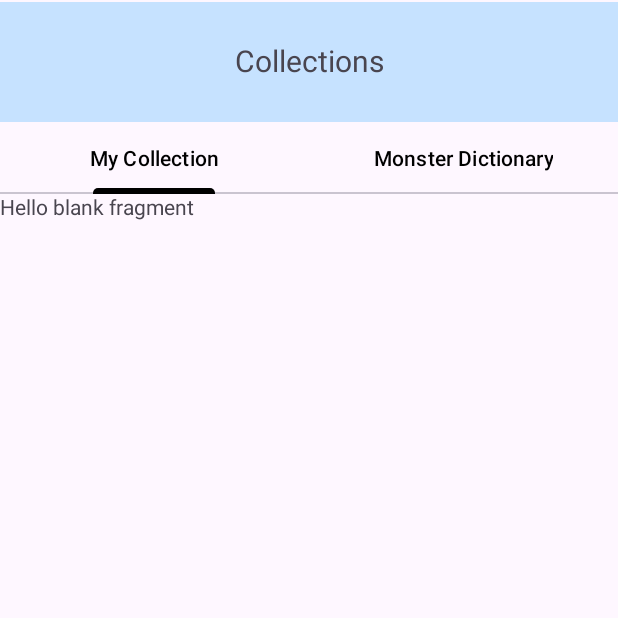
After one commit to RivkaRSagi/Mobile_Application_Final_Project, an Android app: the CollectionTab screen opened directly, with no data from a screen before it, on a phone screen of 412 x 824 dp, the top half of it. The commit adds this screen. Run offline under Robolectric (Android 15) with nearby library versions, the phone set to English and light mode, and no system bars.

Commit message:
Collections Task Bar Created

```diff
--- a/WanderMonsters/app/build.gradle.kts
+++ b/WanderMonsters/app/build.gradle.kts
@@ -42,6 +42,8 @@ dependencies {
     implementation(libs.material)
     implementation(libs.androidx.activity)
     implementation(libs.androidx.constraintlayout)
+    implementation("com.google.android.material:material:1.13.0")
+    implementation("androidx.viewpager2:viewpager2:1.1.0")
     testImplementation(libs.junit)
     androidTestImplementation(libs.androidx.junit)
     androidTestImplementation(libs.androidx.espresso.core)
--- a/WanderMonsters/app/src/main/AndroidManifest.xml
+++ b/WanderMonsters/app/src/main/AndroidManifest.xml
@@ -12,6 +12,9 @@
         android:supportsRtl="true"
         android:theme="@style/Theme.WanderMonsters">
         <activity
+            android:name=".CollectionTab"
+            android:exported="false" />
+        <activity
             android:name=".MainActivity"
             android:exported="true">
             <intent-filter>
--- /dev/null
+++ b/WanderMonsters/app/src/main/java/com/example/wandermonsters/CollectionTab.kt
@@ -0,0 +1,43 @@
+package com.example.wandermonsters
+
+import android.os.Bundle
+import androidx.activity.enableEdgeToEdge
+import androidx.appcompat.app.AppCompatActivity
+import androidx.core.view.ViewCompat
+import androidx.core.view.WindowInsetsCompat
+import androidx.viewpager2.widget.ViewPager2
+import com.google.android.material.tabs.TabLayout
+import com.google.android.material.tabs.TabLayoutMediator
+
+class CollectionTab : AppCompatActivity() {
+    override fun onCreate(savedInstanceState: Bundle?) {
+        super.onCreate(savedInstanceState)
+        enableEdgeToEdge()
+        setContentView(R.layout.activity_collection_tab)
+        ViewCompat.setOnApplyWindowInsetsListener(findViewById(R.id.main)) { v, insets ->
+            val systemBars = insets.getInsets(WindowInsetsCompat.Type.systemBars())
+            v.setPadding(systemBars.left, systemBars.top, systemBars.right, systemBars.bottom)
+            insets
+        }
+
+        //create instance of tab bar
+        val tab = findViewById<TabLayout>(R.id.tabLayout)
+
+        //create instance of page content
+        val tabPage = findViewById<ViewPager2>(R.id.viewPager)
+
+        //using custom adapter to map out elements of the tab bar
+        val adapter = Collection_tab_adapter(this)
+        tabPage.adapter=adapter
+
+        TabLayoutMediator(tab, tabPage) {tab, position ->
+            tab.text = when (position) {
+                0 -> "My Collection"
+                1 -> "Monster Dictionary"
+                else -> "Tab ${position + 1}"
+            }
+        }.attach()
+
+
+    }
+}
--- /dev/null
+++ b/WanderMonsters/app/src/main/java/com/example/wandermonsters/Collection_tab_adapter.kt
@@ -0,0 +1,16 @@
+package com.example.wandermonsters
+
+import androidx.fragment.app.Fragment
+import androidx.fragment.app.FragmentActivity
+import androidx.viewpager2.adapter.FragmentStateAdapter
+
+class Collection_tab_adapter (activity: FragmentActivity) : FragmentStateAdapter(activity) {
+    override fun getItemCount(): Int = 2
+    override fun createFragment(position: Int): Fragment {
+        return when (position) {
+            0 -> MyCollection()
+            else -> MonsterDictionary()
+    }
+    }
+
+}
--- /dev/null
+++ b/WanderMonsters/app/src/main/java/com/example/wandermonsters/MyCollection.kt
@@ -0,0 +1,59 @@
+package com.example.wandermonsters
+
+import android.os.Bundle
+import androidx.fragment.app.Fragment
+import android.view.LayoutInflater
+import android.view.View
+import android.view.ViewGroup
+
+// TODO: Rename parameter arguments, choose names that match
+// the fragment initialization parameters, e.g. ARG_ITEM_NUMBER
+private const val ARG_PARAM1 = "param1"
+private const val ARG_PARAM2 = "param2"
+
+/**
+ * A simple [Fragment] subclass.
+ * Use the [MyCollection.newInstance] factory method to
+ * create an instance of this fragment.
+ */
+class MyCollection : Fragment() {
+    // TODO: Rename and change types of parameters
+    private var param1: String? = null
+    private var param2: String? = null
+
+    override fun onCreate(savedInstanceState: Bundle?) {
+        super.onCreate(savedInstanceState)
+        arguments?.let {
+            param1 = it.getString(ARG_PARAM1)
+            param2 = it.getString(ARG_PARAM2)
+        }
+    }
+
+    override fun onCreateView(
+        inflater: LayoutInflater, container: ViewGroup?,
+        savedInstanceState: Bundle?
+    ): View? {
+        // Inflate the layout for this fragment
+        return inflater.inflate(R.layout.fragment_my_collection, container, false)
+    }
+
+    companion object {
+        /**
+         * Use this factory method to create a new instance of
+         * this fragment using the provided parameters.
+         *
+         * @param param1 Parameter 1.
+         * @param param2 Parameter 2.
+         * @return A new instance of fragment MyCollection.
+         */
+        // TODO: Rename and change types and number of parameters
+        @JvmStatic
+        fun newInstance(param1: String, param2: String) =
+            MyCollection().apply {
+                arguments = Bundle().apply {
+                    putString(ARG_PARAM1, param1)
+                    putString(ARG_PARAM2, param2)
+                }
+            }
+    }
+}
--- /dev/null
+++ b/WanderMonsters/app/src/main/res/layout/activity_collection_tab.xml
@@ -0,0 +1,50 @@
+<?xml version="1.0" encoding="utf-8"?>
+<androidx.constraintlayout.widget.ConstraintLayout xmlns:android="http://schemas.android.com/apk/res/android"
+    xmlns:app="http://schemas.android.com/apk/res-auto"
+    xmlns:tools="http://schemas.android.com/tools"
+    android:id="@+id/main"
+    android:layout_width="match_parent"
+    android:layout_height="match_parent"
+    tools:context=".CollectionTab">
+
+    <TextView
+        android:id="@+id/header"
+        android:layout_width="match_parent"
+        android:layout_height="80dp"
+        android:background="#C6E2FF"
+        android:paddingTop="25dp"
+        android:text="Collections"
+        android:textAlignment="center"
+        android:textSize="20sp"
+        app:layout_constraintBottom_toBottomOf="parent"
+        app:layout_constraintEnd_toEndOf="parent"
+        app:layout_constraintHorizontal_bias="0.0"
+        app:layout_constraintStart_toStartOf="parent"
+        app:layout_constraintTop_toTopOf="parent"
+        app:layout_constraintVertical_bias="0.002" />
+
+    <com.google.android.material.tabs.TabLayout
+        android:id="@+id/tabLayout"
+        android:layout_width="match_parent"
+        android:layout_height="wrap_content"
+        app:layout_constraintEnd_toEndOf="parent"
+        app:layout_constraintStart_toStartOf="parent"
+        app:layout_constraintTop_toBottomOf="@+id/header"
+        app:tabGravity="fill"
+        app:tabMode="fixed"
+        app:tabIndicatorColor="@color/black"
+        app:tabIndicatorHeight="4dp"
+        app:tabSelectedTextColor="@color/black"
+        app:tabTextColor="@color/black"/>
+
+    <androidx.viewpager2.widget.ViewPager2
+        android:id="@+id/viewPager"
+        android:layout_width="match_parent"
+        android:layout_height="match_parent"
+        android:layout_marginTop="128dp"
+        app:layout_constraintTop_toBottomOf="@+id/tabLayout"
+        tools:layout_editor_absoluteX="0dp" />
+
+
+
+</androidx.constraintlayout.widget.ConstraintLayout>
--- /dev/null
+++ b/WanderMonsters/app/src/main/res/layout/fragment_my_collection.xml
@@ -0,0 +1,14 @@
+<?xml version="1.0" encoding="utf-8"?>
+<FrameLayout xmlns:android="http://schemas.android.com/apk/res/android"
+    xmlns:tools="http://schemas.android.com/tools"
+    android:layout_width="match_parent"
+    android:layout_height="match_parent"
+    tools:context=".MyCollection">
+
+    <!-- TODO: Update blank fragment layout -->
+    <TextView
+        android:layout_width="match_parent"
+        android:layout_height="match_parent"
+        android:text="@string/hello_blank_fragment" />
+
+</FrameLayout>
--- a/WanderMonsters/app/src/main/res/values/strings.xml
+++ b/WanderMonsters/app/src/main/res/values/strings.xml
@@ -1,3 +1,5 @@
 <resources>
     <string name="app_name">WanderMonsters</string>
+    <!-- TODO: Remove or change this placeholder text -->
+    <string name="hello_blank_fragment">Hello blank fragment</string>
 </resources>
```
Also changed, not shown: WanderMonsters/app/src/main/java/com/example/wandermonsters/MainActivity.kt (+11 -0 lines), WanderMonsters/app/src/main/java/com/example/wandermonsters/MonsterDictionary.kt (added, +59 -0 lines), WanderMonsters/app/src/main/res/layout/activity_main.xml (+8 -0 lines), WanderMonsters/app/src/main/res/layout/fragment_monster_dictionary.xml (added, +14 -0 lines).
